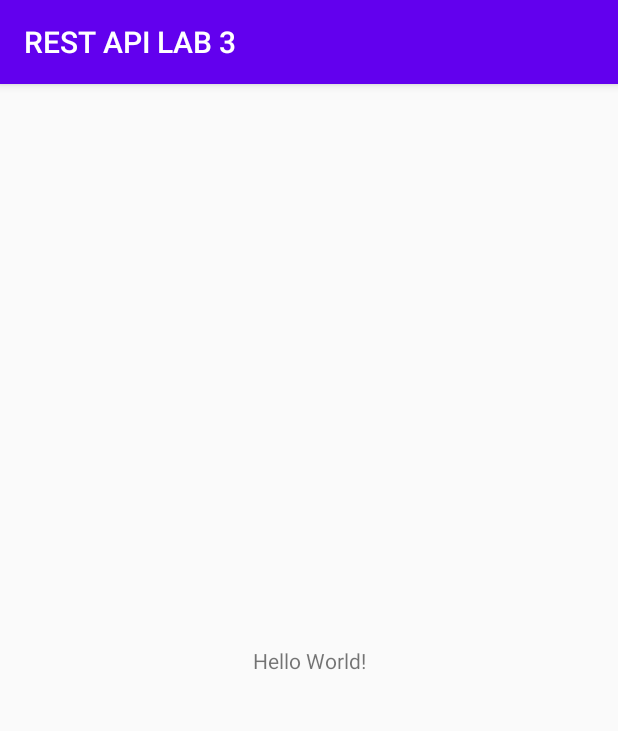
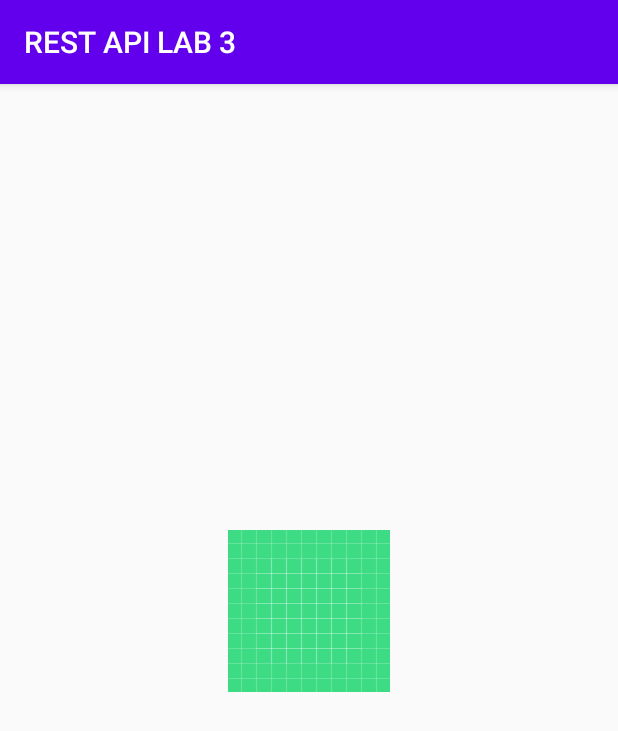
Before and after one commit to staspopil/LAB3_RESTAPI_PAM, an Android app: the screen it shows after launch (MainActivity), on a phone screen of 412 x 824 dp. Shown: the top 731 px of the screen. Run offline under Robolectric (Android 15) with nearby library versions, the phone set to English and light mode, and no system bars; 1 statement that could not run was skipped.

```diff
--- a/app/src/main/java/com/example/restapilab3/MainActivity.kt
+++ b/app/src/main/java/com/example/restapilab3/MainActivity.kt
@@ -3,8 +3,11 @@ package com.example.restapilab3
 import androidx.appcompat.app.AppCompatActivity
 import android.os.Bundle
 import android.widget.Toast
+import androidx.core.net.toUri
 import com.example.restapilab3.network.DotaApi
 import com.example.restapilab3.network.Hero
+import com.example.restapilab3.network.HeroStats
+import kotlinx.android.synthetic.main.activity_main.*
 import retrofit2.Call
 import retrofit2.Callback
 import retrofit2.Response
@@ -16,6 +19,8 @@ class MainActivity : AppCompatActivity() {
 
 
 
+
+fun getHeroes(){
        DotaApi.retrofitService.getHeroes().enqueue(object: Callback<List<Hero>> {
            override fun onFailure(call: Call<List<Hero>>, t: Throwable) {
             Toast.makeText(applicationContext,"Failed",Toast.LENGTH_SHORT).show()
@@ -23,11 +28,25 @@ class MainActivity : AppCompatActivity() {
 
            override fun onResponse(call: Call<List<Hero>>, response: Response<List<Hero>>) {
               val l = response.body()
-               Toast.makeText(applicationContext, l!![2].name,Toast.LENGTH_SHORT).show()
+               //textView.text=l!![1].localized_name
            }
 
-       })
+       })}
 
+        fun getHeroesStats(){
+            DotaApi.retrofitService.getHeroesStats().enqueue(object: Callback<List<HeroStats>> {
+                override fun onFailure(call: Call<List<HeroStats>>, t: Throwable) {
+                    Toast.makeText(applicationContext,"Failed",Toast.LENGTH_SHORT).show()
+                }
 
+                override fun onResponse(call: Call<List<HeroStats>>, response: Response<List<HeroStats>>) {
+                    val l = response.body()
+                  textView.text = l!![1].icon
+                }
+
+            })}
+
+//getHeroes()
+getHeroesStats()
     }
 }
--- a/app/src/main/java/com/example/restapilab3/network/DotaApiService.kt
+++ b/app/src/main/java/com/example/restapilab3/network/DotaApiService.kt
@@ -23,6 +23,10 @@ interface DotaApiService {
     @GET("heroes")
     fun getHeroes():
             Call<List<Hero>>
+
+    @GET("heroStats")
+    fun getHeroesStats():
+            Call<List<HeroStats>>
 }
 
     object DotaApi {
--- a/app/src/main/res/layout/activity_main.xml
+++ b/app/src/main/res/layout/activity_main.xml
@@ -7,6 +7,7 @@
     tools:context=".MainActivity">
 
     <TextView
+        android:id="@+id/textView"
         android:layout_width="wrap_content"
         android:layout_height="wrap_content"
         android:text="Hello World!"
@@ -15,4 +16,15 @@
         app:layout_constraintRight_toRightOf="parent"
         app:layout_constraintTop_toTopOf="parent" />
 
+    <ImageView
+        android:id="@+id/imageView"
+        android:layout_width="wrap_content"
+        android:layout_height="wrap_content"
+        app:layout_constraintBottom_toBottomOf="parent"
+        app:layout_constraintEnd_toEndOf="parent"
+        app:layout_constraintStart_toStartOf="parent"
+        app:layout_constraintTop_toTopOf="parent"
+        app:layout_constraintVertical_bias="0.45"
+        app:srcCompat="@drawable/ic_launcher_background" />
+
 </androidx.constraintlayout.widget.ConstraintLayout>
--- a/build.gradle
+++ b/build.gradle
@@ -4,7 +4,7 @@ buildscript {
     repositories {
         google()
         jcenter()
-    }
+            }
     dependencies {
         classpath "com.android.tools.build:gradle:4.0.1"
         classpath "org.jetbrains.kotlin:kotlin-gradle-plugin:$kotlin_version"
```
Also changed, not shown: app/src/main/java/com/example/restapilab3/network/HeroStats.kt (added, +27 -0 lines).
